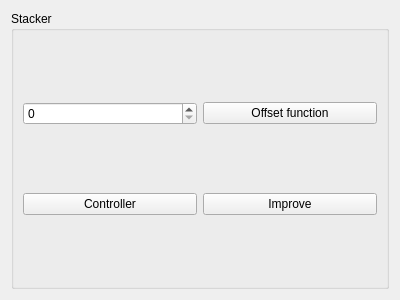
The window that Stacker/StackerWidget.ui (HonghuaLi/stacker) describes before a commit, drawn with Qt 5.
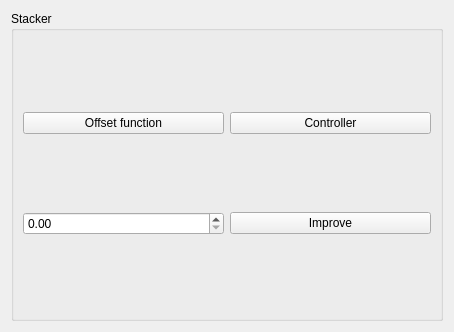
The same window after the commit.

The edit to the form file:
```diff
--- a/Stacker/StackerWidget.ui
+++ b/Stacker/StackerWidget.ui
@@ -6,14 +6,14 @@
    <rect>
     <x>0</x>
     <y>0</y>
-    <width>400</width>
-    <height>300</height>
+    <width>454</width>
+    <height>332</height>
    </rect>
   </property>
   <property name="windowTitle">
    <string>Form</string>
   </property>
-  <layout class="QHBoxLayout" name="horizontalLayout">
+  <layout class="QVBoxLayout" name="verticalLayout">
    <item>
     <widget class="QGroupBox" name="groupBox">
      <property name="title">
@@ -21,16 +21,13 @@
      </property>
      <layout class="QGridLayout" name="gridLayout">
       <item row="0" column="0">
-       <widget class="QSpinBox" name="spinBox"/>
-      </item>
-      <item row="0" column="1">
        <widget class="QPushButton" name="offsetButton">
         <property name="text">
          <string>Offset function</string>
         </property>
        </widget>
       </item>
-      <item row="1" column="0">
+      <item row="0" column="1">
        <widget class="QPushButton" name="controllerButton">
         <property name="text">
          <string>Controller</string>
@@ -44,6 +41,16 @@
         </property>
        </widget>
       </item>
+      <item row="1" column="0">
+       <widget class="QDoubleSpinBox" name="targetS">
+        <property name="maximum">
+         <double>1.000000000000000</double>
+        </property>
+        <property name="singleStep">
+         <double>0.010000000000000</double>
+        </property>
+       </widget>
+      </item>
      </layout>
     </widget>
    </item>
```
